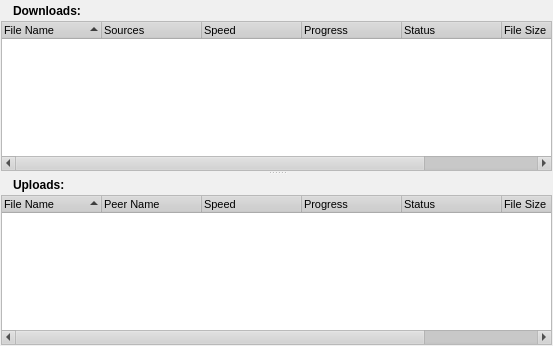
Qt form rs-Qt-gui/src/gui/TransfersDialog.ui (autoscatto/retroshare) before a commit.
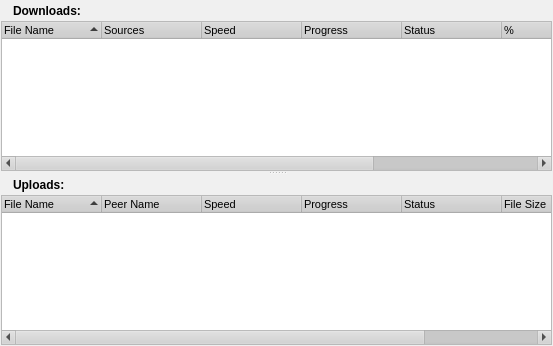
The same form after that commit. Icons and pictures are not drawn.

```diff
--- a/rs-Qt-gui/src/gui/TransfersDialog.ui
+++ b/rs-Qt-gui/src/gui/TransfersDialog.ui
@@ -596,7 +596,7 @@
           <enum>QAbstractItemView::DragDrop</enum>
          </property>
          <property name="alternatingRowColors" >
-          <bool>true</bool>
+          <bool>false</bool>
          </property>
          <property name="rootIsDecorated" >
           <bool>false</bool>
@@ -632,6 +632,11 @@
            <string>Status</string>
           </property>
          </column>
+         <column>
+          <property name="text" >
+           <string>%</string>
+          </property>
+         </column>
          <column>
           <property name="text" >
            <string>File Size</string>
```
Left out of the diff: 2 changed lines with no effect on the pictures.
